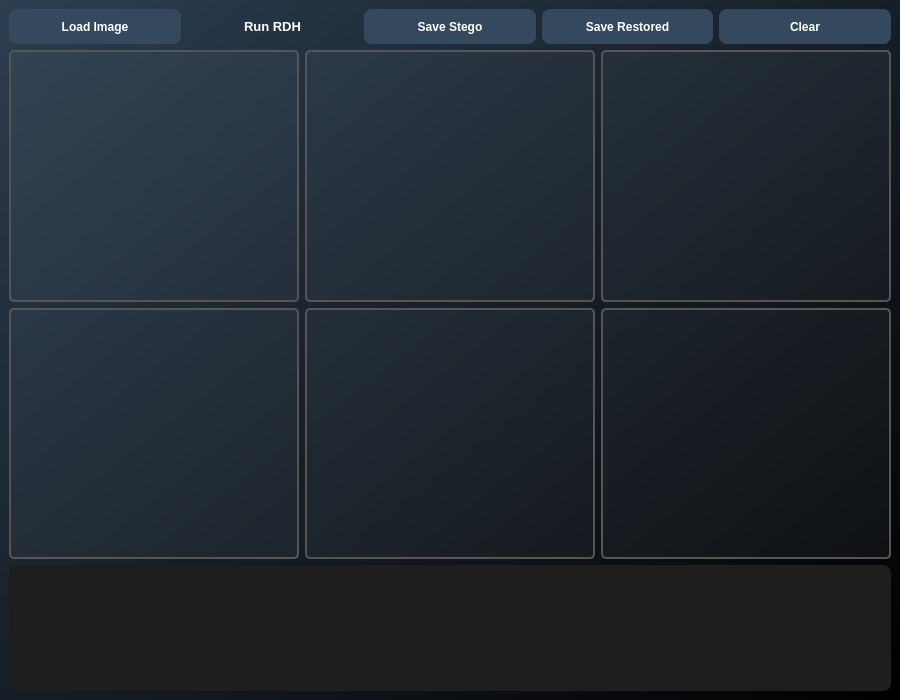
The window that Histogram Shifting_v2/project/app.ui (phatann04/du_an_cntt) describes before a commit, drawn with Qt 5.
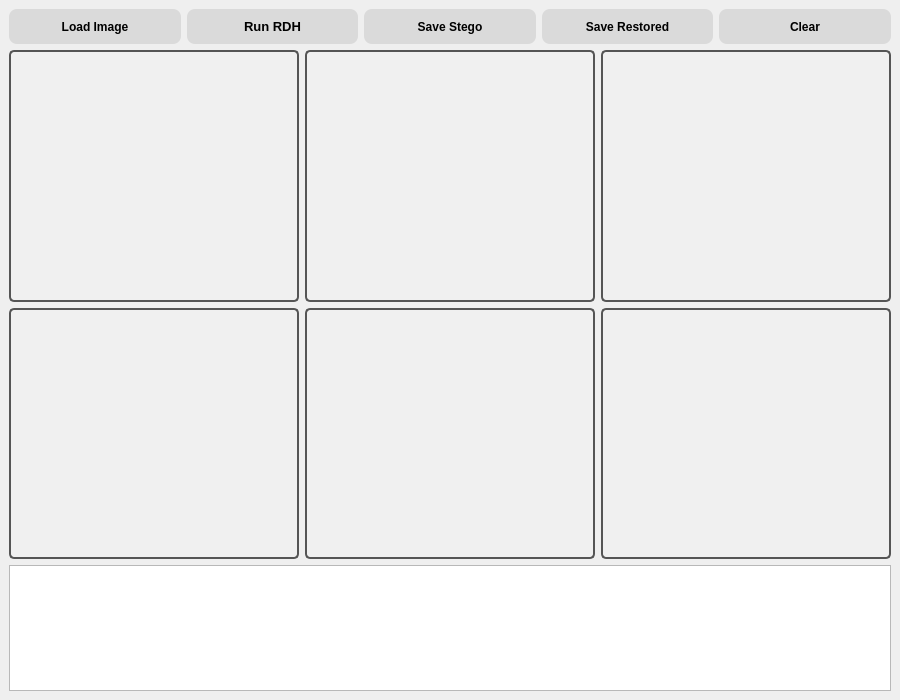
The same window after the commit.

Diff of the .ui file:
```diff
--- a/Histogram Shifting_v2/project/app.ui
+++ b/Histogram Shifting_v2/project/app.ui
@@ -27,9 +27,7 @@
     <bool>true</bool>
    </property>
    <property name="styleSheet">
-    <string notr="true">#centralwidget {
-    background: qlineargradient(x1:0, y1:0, x2:1, y2:1, stop:0 #2c3e50, stop:1 #000000);
-}</string>
+    <string notr="true"/>
    </property>
    <layout class="QVBoxLayout" name="verticalLayout_2" stretch="0,2,2,1">
     <item>
@@ -50,8 +48,8 @@
         </property>
         <property name="styleSheet">
          <string notr="true">QPushButton {
-    background-color: #34495e;
-    color: white;
+    background-color: rgb(218, 218, 218);
+    color: black;
     border-radius: 8px;
     font-weight: bold;
     font-family: &quot;Segoe UI&quot;;
@@ -79,11 +77,9 @@
         </property>
         <property name="styleSheet">
          <string notr="true">#btn_rdh {
-    background-color: qlineargradient(spread:pad, x1:0, y1:0, x2:1, y2:0, 
-        stop:0 #f39c12, 
-        stop:1 #e67e22);
+    background-color: rgb(218, 218, 218);
     
-    color: white;
+    color: black;
     font-weight: bold;
     font-size: 13px;
     border-radius: 8px;       
@@ -122,8 +118,8 @@
         </property>
         <property name="styleSheet">
          <string notr="true">QPushButton {
-    background-color: #34495e;
-    color: white;
+    background-color: rgb(218, 218, 218);
+    color: black;
     border-radius: 8px;
     font-weight: bold;
     font-family: &quot;Segoe UI&quot;;
@@ -151,8 +147,8 @@
         </property>
         <property name="styleSheet">
          <string notr="true">QPushButton {
-    background-color: #34495e;
-    color: white;
+    background-color: rgb(218, 218, 218);
+    color: black;
     border-radius: 8px;
     font-weight: bold;
     font-family: &quot;Segoe UI&quot;;
@@ -180,8 +176,8 @@
         </property>
         <property name="styleSheet">
          <string notr="true">QPushButton {
-    background-color: #34495e;
-    color: white;
+    background-color: rgb(218, 218, 218);
+    color: black;
     border-radius: 8px;
     font-weight: bold;
     font-family: &quot;Segoe UI&quot;;
@@ -418,20 +414,7 @@
          </font>
         </property>
         <property name="styleSheet">
-         <string notr="true">/* Bảng Metrics */
-QTableWidget {
-    background-color: #1e1e1e;
-    gridline-color: #3d3d3d;
-    color: #ffffff;
-    border-radius: 8px;
-}
-
-QHeaderView::section {
-    background-color: #1a1a2e;
-    color: #00d4ff;
-    font-weight: bold;
-    border: none;
-}</string>
+         <string notr="true"/>
         </property>
        </widget>
       </item>
```
Left out of the diff: 2 changed lines with no effect on the pictures.
